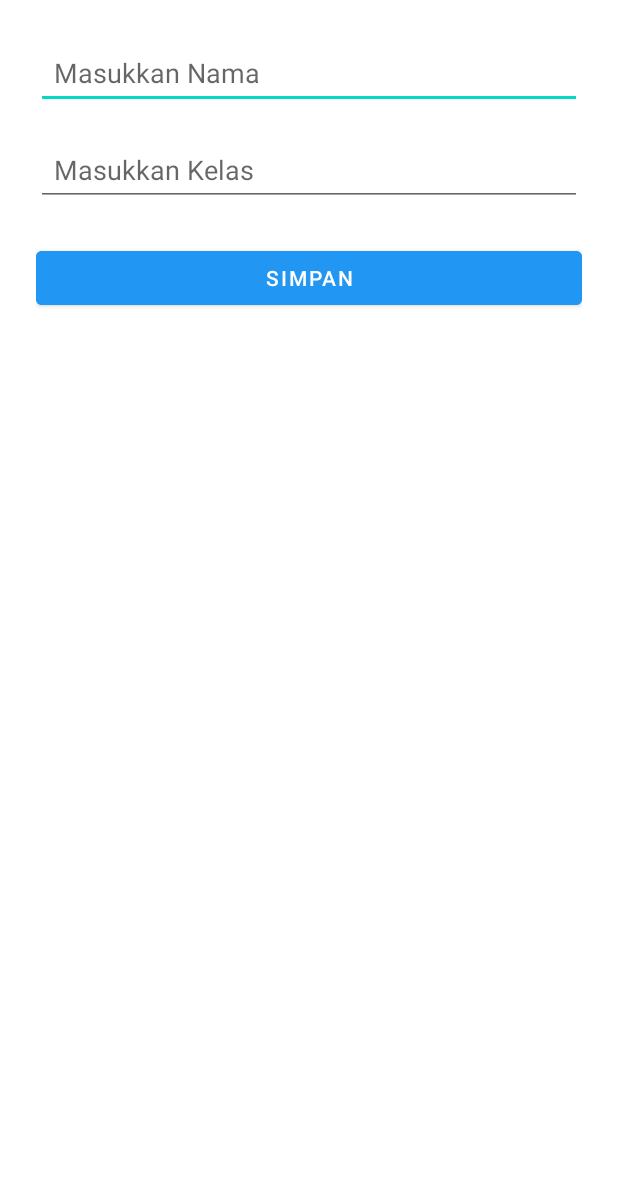
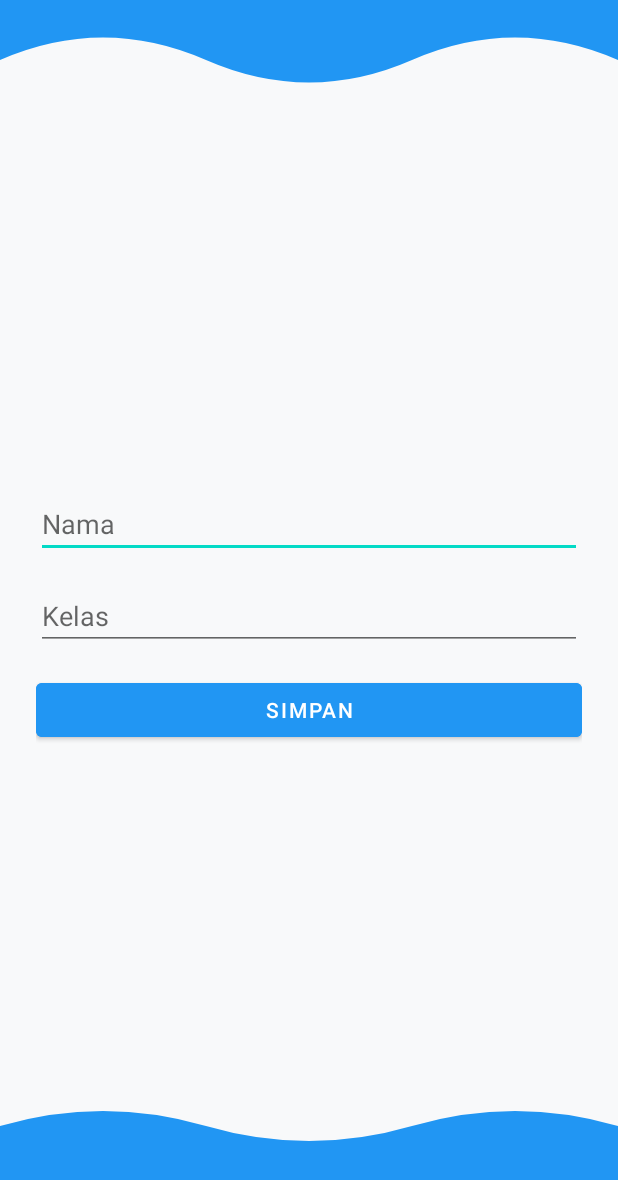
Before and after one commit to NabilZulfalah/ASPAJ, an Android app built with Jetpack Compose: the layout activity_tambah_peminjam.xml on its own in the app's theme, with its tools: preview values and no code run, on a phone screen of 412 x 824 dp. Shown: the top 1180 px of the screen. Run offline under Robolectric (Android 15) with nearby library versions, the phone set to English and light mode, and no system bars.

Commit message:
menambahkan fungsi tambah

```diff
--- a/app/src/main/AndroidManifest.xml
+++ b/app/src/main/AndroidManifest.xml
@@ -16,6 +16,8 @@
         android:theme="@style/Theme.MyApp"
         android:usesCleartextTraffic="true"
         tools:targetApi="31" >
+        <activity android:name=".TambahPeminjamActivity"
+            android:exported="true"/>
         <activity
             android:name=".EditBarangActivity"
             android:exported="false" />
--- a/app/src/main/res/layout/activity_tambah_peminjam.xml
+++ b/app/src/main/res/layout/activity_tambah_peminjam.xml
@@ -1,45 +1,65 @@
 <?xml version="1.0" encoding="utf-8"?>
-<androidx.constraintlayout.widget.ConstraintLayout xmlns:android="http://schemas.android.com/apk/res/android"
-    xmlns:app="http://schemas.android.com/apk/res-auto"
-    xmlns:tools="http://schemas.android.com/tools"
-    android:id="@+id/main"
+<RelativeLayout xmlns:android="http://schemas.android.com/apk/res/android"
     android:layout_width="match_parent"
     android:layout_height="match_parent"
-    tools:context=".TambahPeminjamActivity"
-    android:padding="24dp">
+    android:background="#F8F9FA">
 
-    <EditText
-        android:id="@+id/etNama"
-        android:layout_width="0dp"
+    <!-- Top Wave -->
+    <ImageView
+        android:id="@+id/topWave"
+        android:layout_width="match_parent"
+        android:layout_height="120dp"
+        android:scaleType="fitXY"
+        android:src="@drawable/top_wave" />
+
+    <!-- Konten Utama -->
+    <LinearLayout
+        android:id="@+id/formLayout"
+        android:orientation="vertical"
+        android:padding="24dp"
+        android:gravity="center"
+        android:layout_width="match_parent"
         android:layout_height="wrap_content"
-        android:hint="Masukkan Nama"
-        android:inputType="textPersonName"
-        android:padding="12dp"
-        app:layout_constraintTop_toTopOf="parent"
-        app:layout_constraintStart_toStartOf="parent"
-        app:layout_constraintEnd_toEndOf="parent" />
+        android:layout_centerInParent="true">
 
-    <EditText
-        android:id="@+id/etKelas"
-        android:layout_width="0dp"
-        android:layout_height="wrap_content"
-        android:hint="Masukkan Kelas"
-        android:inputType="text"
-        android:padding="12dp"
-        app:layout_constraintTop_toBottomOf="@id/etNama"
-        app:layout_constraintStart_toStartOf="parent"
-        app:layout_constraintEnd_toEndOf="parent"
-        android:layout_marginTop="16dp"/>
+        <!-- Input Nama -->
+        <EditText
+            android:id="@+id/edtNama"
+            android:hint="Nama"
+            android:inputType="textPersonName"
+            android:autofillHints="name"
+            android:layout_width="match_parent"
+            android:layout_height="wrap_content"
+            android:layout_marginBottom="16dp" />
 
-    <Button
-        android:id="@+id/btnTambah"
-        android:layout_width="0dp"
-        android:layout_height="wrap_content"
-        android:text="Simpan"
-        android:backgroundTint="#2196F3"
-        android:textColor="@android:color/white"
-        app:layout_constraintTop_toBottomOf="@id/etKelas"
-        app:layout_constraintStart_toStartOf="parent"
-        app:layout_constraintEnd_toEndOf="parent"
-        android:layout_marginTop="24dp"/>
-</androidx.constraintlayout.widget.ConstraintLayout>
+        <!-- Input Kelas -->
+        <EditText
+            android:id="@+id/edtKelas"
+            android:hint="Kelas"
+            android:inputType="text"
+            android:autofillHints="organization"
+            android:layout_width="match_parent"
+            android:layout_height="wrap_content"
+            android:layout_marginBottom="16dp" />
+
+        <!-- Tombol Simpan -->
+        <Button
+            android:id="@+id/btnSimpan"
+            android:text="SIMPAN"
+            android:textAllCaps="true"
+            android:textColor="@android:color/white"
+            android:backgroundTint="#2196F3"
+            android:layout_width="match_parent"
+            android:layout_height="wrap_content" />
+    </LinearLayout>
+
+    <!-- Bottom Wave -->
+    <ImageView
+        android:id="@+id/bottomWave"
+        android:layout_width="match_parent"
+        android:layout_height="100dp"
+        android:layout_alignParentBottom="true"
+        android:scaleType="fitXY"
+        android:src="@drawable/bottom_wave" />
+
+</RelativeLayout>
--- a/app/src/main/res/values/strings.xml
+++ b/app/src/main/res/values/strings.xml
@@ -12,6 +12,9 @@
     <string name="barang">Barang</string>
     <string name="jumlah">Jumlah</string>
     <string name="buat_pengajuan">Buat Pengajuan</string>
+    <string name="hint_nama">Nama Peminjam</string>
+    <string name="hint_kelas">Kelas</string>
+    <string name="btn_simpan">Simpan</string>
 
 
 </resources>
```
Also changed, not shown: app/src/main/java/com/example/androidphpmysql/TambahPeminjamActivity.kt (+12 -15 lines), app/src/main/java/com/example/androidphpmysql/activity_data_peminjam.kt (+57 -16 lines), app/src/main/res/layout/datapeminjam.xml (+3 -49 lines).
